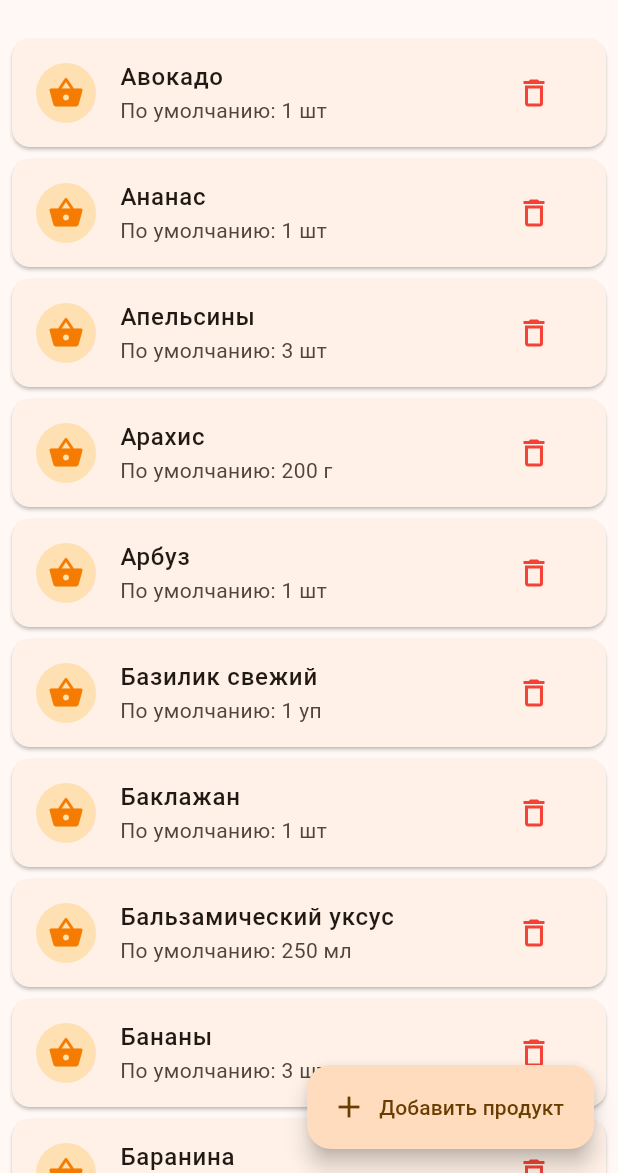
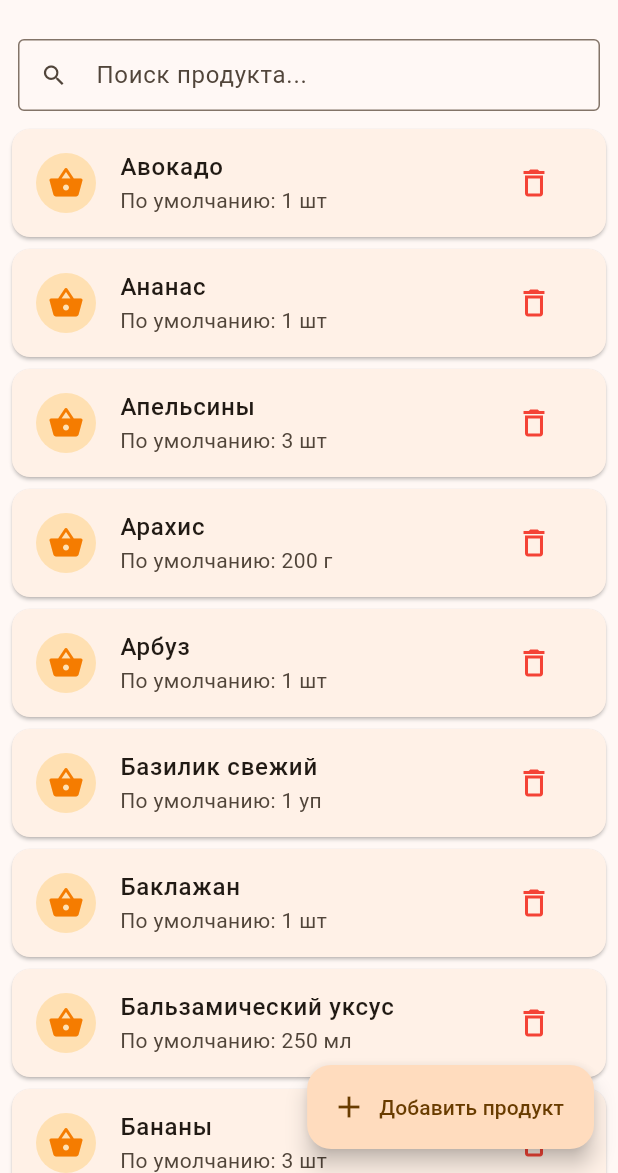
Before and after one commit to razvedos201/dishes, a Flutter app: the ProductsScreen screen opened directly, on a phone screen of 412 x 824 dp, the part 63-1236 px from its top. Run offline on Flutter 3.47's test engine with Material 3 defaults, Android fonts, the phone set to English and light mode, and no system bars; our stand-ins replace cross_file, file_picker, image_picker, share_plus, shared_preferences; missing offline and left inert: dart:html; accounts and stored records are empty.

Commit message:
Add search products

```diff
--- a/lib/screens/products_screen.dart
+++ b/lib/screens/products_screen.dart
@@ -17,8 +17,23 @@ class ProductsScreen extends StatefulWidget {
 
 class _ProductsScreenState extends State<ProductsScreen> {
   final StorageService _storage = StorageService();
+  final TextEditingController _searchCtrl = TextEditingController();
   List<Product> _products = [];
+  String _query = '';
   bool _loading = true;
+
+  @override
+  void dispose() {
+    _searchCtrl.dispose();
+    super.dispose();
+  }
+
+  // Продукты, отфильтрованные по строке поиска (по названию, без учёта регистра).
+  List<Product> get _filtered {
+    final q = _query.trim().toLowerCase();
+    if (q.isEmpty) return _products;
+    return _products.where((p) => p.name.toLowerCase().contains(q)).toList();
+  }
 
   @override
   void initState() {
@@ -200,18 +215,70 @@ class _ProductsScreenState extends State<ProductsScreen> {
           ? const Center(child: CircularProgressIndicator())
           : _products.isEmpty
               ? _buildEmpty()
-              : ListView.builder(
-                  padding: const EdgeInsets.fromLTRB(8, 8, 8, 96),
-                  itemCount: _products.length,
+              : Column(
+                  children: [
+                    _buildSearchField(),
+                    Expanded(child: _buildList()),
+                  ],
+                ),
+      floatingActionButton: FloatingActionButton.extended(
+        onPressed: _addProduct,
+        icon: const Icon(Icons.add),
+        label: const Text('Добавить продукт'),
+      ),
+    );
+  }
+
+  Widget _buildSearchField() {
+    return Padding(
+      padding: const EdgeInsets.fromLTRB(12, 12, 12, 4),
+      child: TextField(
+        controller: _searchCtrl,
+        decoration: InputDecoration(
+          hintText: 'Поиск продукта...',
+          prefixIcon: const Icon(Icons.search),
+          isDense: true,
+          border: const OutlineInputBorder(),
+          suffixIcon: _query.isEmpty
+              ? null
+              : IconButton(
+                  icon: const Icon(Icons.clear),
+                  tooltip: 'Очистить',
+                  onPressed: () {
+                    _searchCtrl.clear();
+                    setState(() => _query = '');
+                  },
+                ),
+        ),
+        onChanged: (v) => setState(() => _query = v),
+      ),
+    );
+  }
+
+  Widget _buildList() {
+    final items = _filtered;
+    if (items.isEmpty) {
+      return Center(
+        child: Padding(
+          padding: const EdgeInsets.all(24),
+          child: Text(
+            'Ничего не найдено',
+            style: TextStyle(color: Colors.grey.shade600),
+          ),
+        ),
+      );
+    }
+    return ListView.builder(
+      padding: const EdgeInsets.fromLTRB(8, 4, 8, 96),
+      itemCount: items.length,
       itemBuilder: (context, index) {
-                    final p = _products[index];
+        final p = items[index];
         return Card(
           margin: const EdgeInsets.symmetric(vertical: 4),
           child: ListTile(
             leading: CircleAvatar(
               backgroundColor: Colors.orange.shade100,
-                          child: Icon(Icons.shopping_basket,
-                              color: Colors.orange.shade700),
+              child: Icon(Icons.shopping_basket, color: Colors.orange.shade700),
             ),
             title: Text(
               p.name,
@@ -223,20 +290,13 @@ class _ProductsScreenState extends State<ProductsScreen> {
                   : 'По умолчанию: ${_fmt(p.defaultAmount)} ${p.defaultUnit}',
             ),
             trailing: IconButton(
-                          icon: const Icon(Icons.delete_outline,
-                              color: Colors.red),
+              icon: const Icon(Icons.delete_outline, color: Colors.red),
               onPressed: () => _deleteProduct(p),
             ),
             onTap: () => _editProduct(p),
           ),
         );
       },
-                ),
-      floatingActionButton: FloatingActionButton.extended(
-        onPressed: _addProduct,
-        icon: const Icon(Icons.add),
-        label: const Text('Добавить продукт'),
-      ),
     );
   }
 
```
Lines whose indentation alone changed are shown as unchanged.
